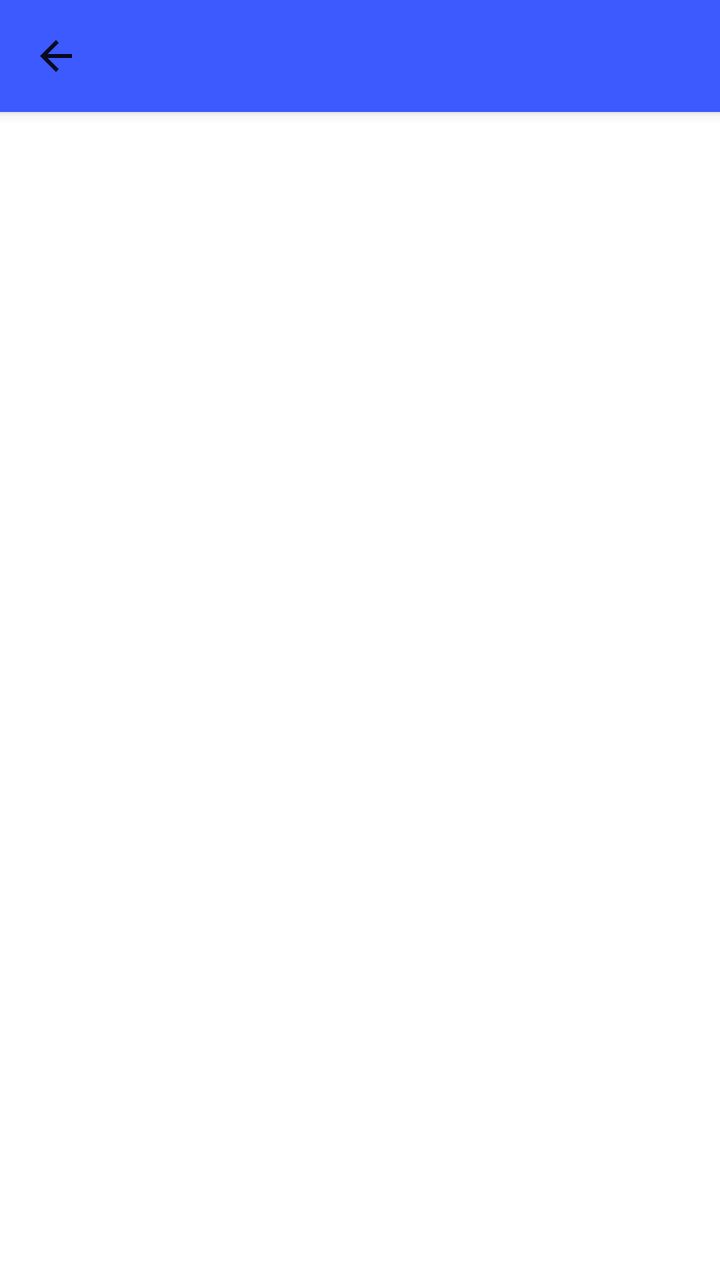
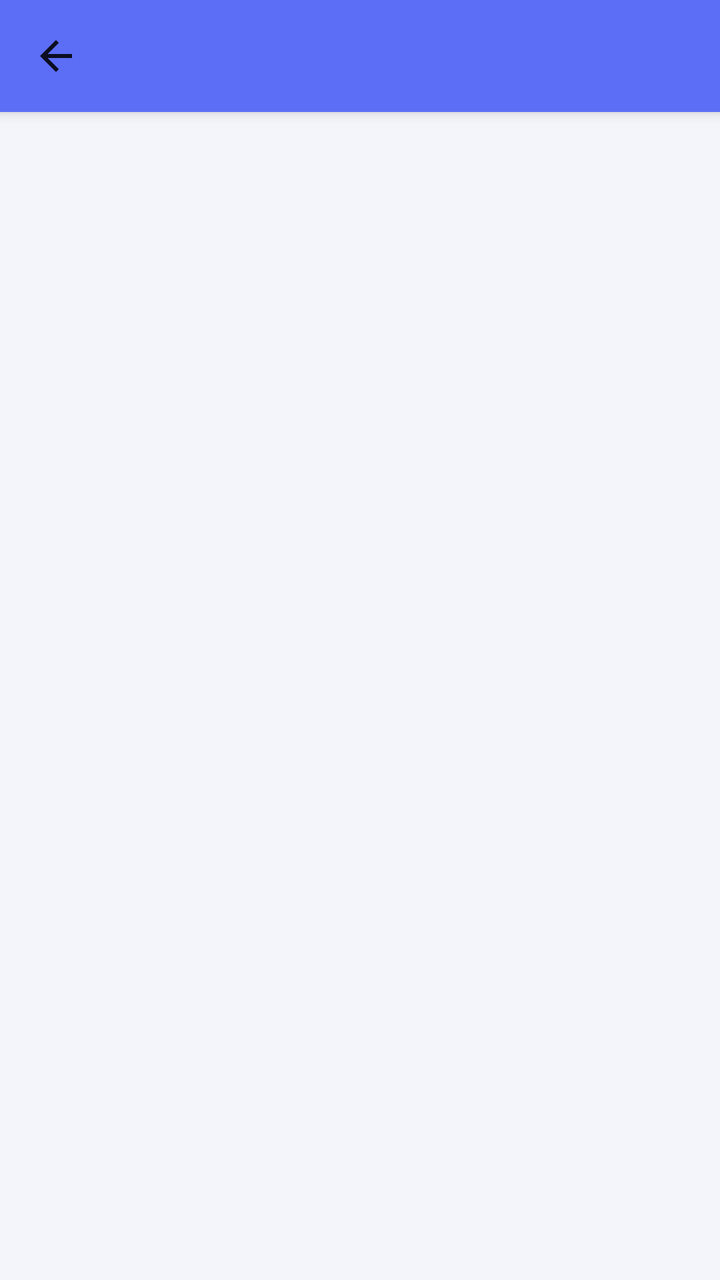

An Android layout rendered at two revisions. The XML below is the earlier revision; the diff shows what the commit changed to produce the second picture.
<!-- AndroidManifest.xml: application theme Theme.PhotoOrganizer -->
<!-- res/layout/activity_challenge.xml -->
<?xml version="1.0" encoding="utf-8"?>
<androidx.coordinatorlayout.widget.CoordinatorLayout xmlns:android="http://schemas.android.com/apk/res/android"
    xmlns:app="http://schemas.android.com/apk/res-auto"
    android:layout_width="match_parent"
    android:layout_height="match_parent"
    android:background="@color/background">

    <com.google.android.material.appbar.AppBarLayout
        android:layout_width="match_parent"
        android:layout_height="wrap_content">

        <com.google.android.material.appbar.MaterialToolbar
            android:id="@+id/toolbar"
            android:layout_width="match_parent"
            android:layout_height="?attr/actionBarSize"
            android:title="@string/title_challenge"
            app:navigationIcon="@drawable/ic_back" />

    </com.google.android.material.appbar.AppBarLayout>

    
    <LinearLayout
        android:id="@+id/permissionGate"
        android:layout_width="match_parent"
        android:layout_height="wrap_content"
        android:layout_gravity="center"
        android:gravity="center"
        android:orientation="vertical"
        android:padding="32dp"
        android:visibility="gone"
        app:layout_behavior="@string/appbar_scrolling_view_behavior">

        <TextView
            android:layout_width="wrap_content"
            android:layout_height="wrap_content"
            android:gravity="center"
            android:text="@string/permission_rationale"
            android:textSize="16sp" />

        <com.google.android.material.button.MaterialButton
            android:id="@+id/btnGrantPermission"
            android:layout_width="wrap_content"
            android:layout_height="wrap_content"
            android:layout_marginTop="16dp"
            android:text="@string/allow_access" />

    </LinearLayout>

    
    <LinearLayout
        android:id="@+id/pickerSection"
        android:layout_width="match_parent"
        android:layout_height="wrap_content"
        android:layout_gravity="center"
        android:gravity="center"
        android:orientation="vertical"
        android:padding="32dp"
        android:visibility="gone"
        app:layout_behavior="@string/appbar_scrolling_view_behavior">

        <TextView
            android:layout_width="wrap_content"
            android:layout_height="wrap_content"
            android:gravity="center"
            android:text="@string/challenge_intro"
            android:textSize="16sp" />

        <com.google.android.material.button.MaterialButton
            android:id="@+id/btnPickYear"
            android:layout_width="220dp"
            android:layout_height="wrap_content"
            android:layout_marginTop="24dp"
            android:text="@string/select_year" />

        <com.google.android.material.button.MaterialButton
            android:id="@+id/btnPickMonth"
            android:layout_width="220dp"
            android:layout_height="wrap_content"
            android:layout_marginTop="12dp"
            android:enabled="false"
            android:text="@string/select_month" />

        <com.google.android.material.button.MaterialButton
            android:id="@+id/btnStartChallenge"
            android:layout_width="220dp"
            android:layout_height="wrap_content"
            android:layout_marginTop="20dp"
            android:enabled="false"
            android:text="@string/start_challenge" />

    </LinearLayout>

    
    <LinearLayout
        android:id="@+id/doneSection"
        android:layout_width="match_parent"
        android:layout_height="wrap_content"
        android:layout_gravity="center"
        android:gravity="center"
        android:orientation="vertical"
        android:padding="32dp"
        android:visibility="gone"
        app:layout_behavior="@string/appbar_scrolling_view_behavior">

        <TextView
            android:layout_width="wrap_content"
            android:layout_height="wrap_content"
            android:gravity="center"
            android:text="@string/challenge_done_title"
            android:textSize="18sp"
            android:textStyle="bold" />

        <com.google.android.material.button.MaterialButton
            android:id="@+id/btnPickNewMonth"
            android:layout_width="240dp"
            android:layout_height="wrap_content"
            android:layout_marginTop="20dp"
            android:text="@string/pick_new_month" />

    </LinearLayout>

    
    <LinearLayout
        android:id="@+id/challengeSection"
        android:layout_width="match_parent"
        android:layout_height="match_parent"
        android:orientation="vertical"
        android:visibility="gone"
        app:layout_behavior="@string/appbar_scrolling_view_behavior">

        <LinearLayout
            android:layout_width="match_parent"
            android:layout_height="wrap_content"
            android:orientation="vertical"
            android:padding="16dp">

            <TextView
                android:id="@+id/textChallengeDate"
                android:layout_width="wrap_content"
                android:layout_height="wrap_content"
                android:textSize="20sp"
                android:textStyle="bold" />

            <TextView
                android:id="@+id/textChallengeSubtitle"
                android:layout_width="wrap_content"
                android:layout_height="wrap_content"
                android:layout_marginTop="4dp"
                android:textColor="@color/text_secondary"
                android:textSize="13sp" />

        </LinearLayout>

        <FrameLayout
            android:layout_width="match_parent"
            android:layout_height="0dp"
            android:layout_weight="1">

            <androidx.recyclerview.widget.RecyclerView
                android:id="@+id/recyclerPhotos"
                android:layout_width="match_parent"
                android:layout_height="match_parent"
                android:clipToPadding="false"
                android:paddingBottom="24dp" />

            <TextView
                android:id="@+id/emptyState"
                android:layout_width="match_parent"
                android:layout_height="match_parent"
                android:gravity="center"
                android:padding="32dp"
                android:text="@string/challenge_empty_day"
                android:textColor="@color/text_secondary"
                android:visibility="gone" />

        </FrameLayout>

        <LinearLayout
            android:layout_width="match_parent"
            android:layout_height="wrap_content"
            android:background="@color/background"
            android:elevation="8dp"
            android:orientation="vertical"
            android:paddingTop="6dp">

            <LinearLayout
                android:layout_width="match_parent"
                android:layout_height="wrap_content"
                android:orientation="horizontal">

                <LinearLayout
                    android:id="@+id/btnDelete"
                    android:layout_width="0dp"
                    android:layout_height="wrap_content"
                    android:layout_weight="1"
                    android:background="?attr/selectableItemBackground"
                    android:clickable="true"
                    android:focusable="true"
                    android:gravity="center"
                    android:orientation="vertical"
                    android:paddingVertical="8dp">

                    <ImageView
                        android:layout_width="22dp"
                        android:layout_height="22dp"
                        android:src="@drawable/ic_delete"
                        app:tint="@color/text_primary" />

                    <TextView
                        android:layout_width="wrap_content"
                        android:layout_height="wrap_content"
                        android:layout_marginTop="2dp"
                        android:text="@string/delete"
                        android:textColor="@color/text_primary"
                        android:textSize="11sp" />

                </LinearLayout>

                <LinearLayout
                    android:id="@+id/btnShare"
                    android:layout_width="0dp"
                    android:layout_height="wrap_content"
                    android:layout_weight="1"
                    android:background="?attr/selectableItemBackground"
                    android:clickable="true"
                    android:focusable="true"
                    android:gravity="center"
                    android:orientation="vertical"
                    android:paddingVertical="8dp">

                    <ImageView
                        android:layout_width="22dp"
                        android:layout_height="22dp"
                        android:src="@drawable/ic_share"
                        app:tint="@color/text_primary" />

                    <TextView
                        android:layout_width="wrap_content"
                        android:layout_height="wrap_content"
                        android:layout_marginTop="2dp"
                        android:text="@string/share"
                        android:textColor="@color/text_primary"
                        android:textSize="11sp" />

                </LinearLayout>

                <LinearLayout
                    android:id="@+id/btnMove"
                    android:layout_width="0dp"
                    android:layout_height="wrap_content"
                    android:layout_weight="1"
                    android:background="?attr/selectableItemBackground"
                    android:clickable="true"
                    android:focusable="true"
                    android:gravity="center"
                    android:orientation="vertical"
                    android:paddingVertical="8dp">

                    <ImageView
                        android:layout_width="22dp"
                        android:layout_height="22dp"
                        android:src="@drawable/ic_move"
                        app:tint="@color/text_primary" />

                    <TextView
                        android:layout_width="wrap_content"
                        android:layout_height="wrap_content"
                        android:layout_marginTop="2dp"
                        android:text="@string/move"
                        android:textColor="@color/text_primary"
                        android:textSize="11sp" />

                </LinearLayout>

            </LinearLayout>

            <com.google.android.material.button.MaterialButton
                android:id="@+id/btnCompleteMission"
                android:layout_width="match_parent"
                android:layout_height="wrap_content"
                android:layout_margin="12dp"
                android:text="@string/mission_complete" />

        </LinearLayout>

    </LinearLayout>

</androidx.coordinatorlayout.widget.CoordinatorLayout>
<!-- resources referenced by this layout -->
<resources>
  <color name="background">#FFFFFF</color>
  <color name="text_primary">#212121</color>
  <color name="text_secondary">#757575</color>
  <!-- drawable ic_back (drawable) -->
  <vector xmlns:android="http://schemas.android.com/apk/res/android"
      android:width="24dp"
      android:height="24dp"
      android:viewportWidth="24"
      android:viewportHeight="24">
      <path
          android:fillColor="#DE000000"
          android:pathData="M20,11H7.83l5.59,-5.59L12,4l-8,8 8,8 1.41,-1.41L7.83,13H20v-2z" />
  </vector>
  <!-- drawable ic_delete (drawable) -->
  <vector xmlns:android="http://schemas.android.com/apk/res/android"
      android:width="24dp"
      android:height="24dp"
      android:viewportWidth="24"
      android:viewportHeight="24">
      <path
          android:fillColor="#DE000000"
          android:pathData="M6,19c0,1.1 0.9,2 2,2h8c1.1,0 2,-0.9 2,-2V7H6v12zM19,4h-3.5l-1,-1h-5l-1,1H5v2h14V4z" />
  </vector>
  <!-- drawable ic_move (drawable) -->
  <vector xmlns:android="http://schemas.android.com/apk/res/android"
      android:width="24dp"
      android:height="24dp"
      android:viewportWidth="24"
      android:viewportHeight="24">
      <path
          android:fillColor="#DE000000"
          android:pathData="M20,6h-8l-2,-2L4,4c-1.1,0 -1.99,0.9 -1.99,2L2,18c0,1.1 0.9,2 2,2h16c1.1,0 2,-0.9 2,-2L22,8c0,-1.1 -0.9,-2 -2,-2zM14,15v-3H9v-2h5V7l5,4 -5,4z" />
  </vector>
  <!-- drawable ic_share (drawable) -->
  <vector xmlns:android="http://schemas.android.com/apk/res/android"
      android:width="24dp"
      android:height="24dp"
      android:viewportWidth="24"
      android:viewportHeight="24">
      <path
          android:fillColor="#DE000000"
          android:pathData="M18,16.08c-0.76,0 -1.44,0.3 -1.96,0.77L8.91,12.7c0.05,-0.23 0.09,-0.46 0.09,-0.7s-0.04,-0.47 -0.09,-0.7l7.05,-4.11c0.54,0.5 1.25,0.81 2.04,0.81 1.66,0 3,-1.34 3,-3s-1.34,-3 -3,-3 -3,1.34 -3,3c0,0.24 0.04,0.47 0.09,0.7L7.04,9.81C6.5,9.31 5.79,9 5,9c-1.66,0 -3,1.34 -3,3s1.34,3 3,3c0.79,0 1.5,-0.31 2.04,-0.81l7.12,4.16c-0.05,0.21 -0.08,0.43 -0.08,0.65 0,1.61 1.31,2.92 2.92,2.92 1.61,0 2.92,-1.31 2.92,-2.92s-1.31,-2.92 -2.92,-2.92z" />
  </vector>
  <string name="allow_access">사진 접근 허용하기</string>
  <string name="challenge_done_title">🎉 이 달의 챌린지를 모두 완료했어요!</string>
  <string name="challenge_empty_day">이 날 찍은 사진이 없어요.\n완료를 눌러 다음 날로 넘어가세요.</string>
  <string name="challenge_intro">정리하고 싶은 연도와 월을 골라주세요.\n그 달 1일부터 하루씩 정리해나갑니다.</string>
  <string name="delete">삭제</string>
  <string name="mission_complete">미션 완료</string>
  <string name="move">이동</string>
  <string name="permission_rationale">매년 같은 날 찍은 사진을 모아 보려면\n사진 접근 권한이 필요해요.</string>
  <string name="pick_new_month">다른 연도·월 선택하기</string>
  <string name="select_month">월 선택</string>
  <string name="select_year">연도 선택</string>
  <string name="share">공유</string>
  <string name="start_challenge">챌린지 시작</string>
  <string name="title_challenge">사진정리 챌린지</string>
  <style name="Theme.PhotoOrganizer" parent="Theme.MaterialComponents.DayNight.NoActionBar">
          <item name="colorPrimary">@color/primary</item>
          <item name="colorPrimaryDark">@color/primary_dark</item>
          <item name="colorAccent">@color/primary</item>
          <item name="android:windowBackground">@color/background</item>
          <item name="android:statusBarColor" tools:targetApi="21">@color/primary_dark</item>
      </style>
  <color name="primary">#3D5AFE</color>
  <color name="primary_dark">#0031CA</color>
</resources>

<!-- the commit's change to res/layout/activity_challenge.xml (unified diff, before → after) -->
@@ -13,6 +13,7 @@
             android:id="@+id/toolbar"
             android:layout_width="match_parent"
             android:layout_height="?attr/actionBarSize"
+            android:background="@android:color/transparent"
             android:title="@string/title_challenge"
             app:navigationIcon="@drawable/ic_back" />
 
<!-- resource entries referenced after the edit -->
@@ -1,6 +1,6 @@
 <!-- resources referenced by this layout -->
 <resources>
-  <color name="background">#FFFFFF</color>
+  <color name="background">#F4F5FB</color>
   <color name="text_primary">#212121</color>
   <color name="text_secondary">#757575</color>
   <!-- drawable ic_back (drawable) -->
@@ -64,7 +64,7 @@
           <item name="android:windowBackground">@color/background</item>
           <item name="android:statusBarColor" tools:targetApi="21">@color/primary_dark</item>
       </style>
-  <color name="primary">#3D5AFE</color>
-  <color name="primary_dark">#0031CA</color>
+  <color name="primary">#5B6EF5</color>
+  <color name="primary_dark">#2A3EB1</color>
 </resources>
 
